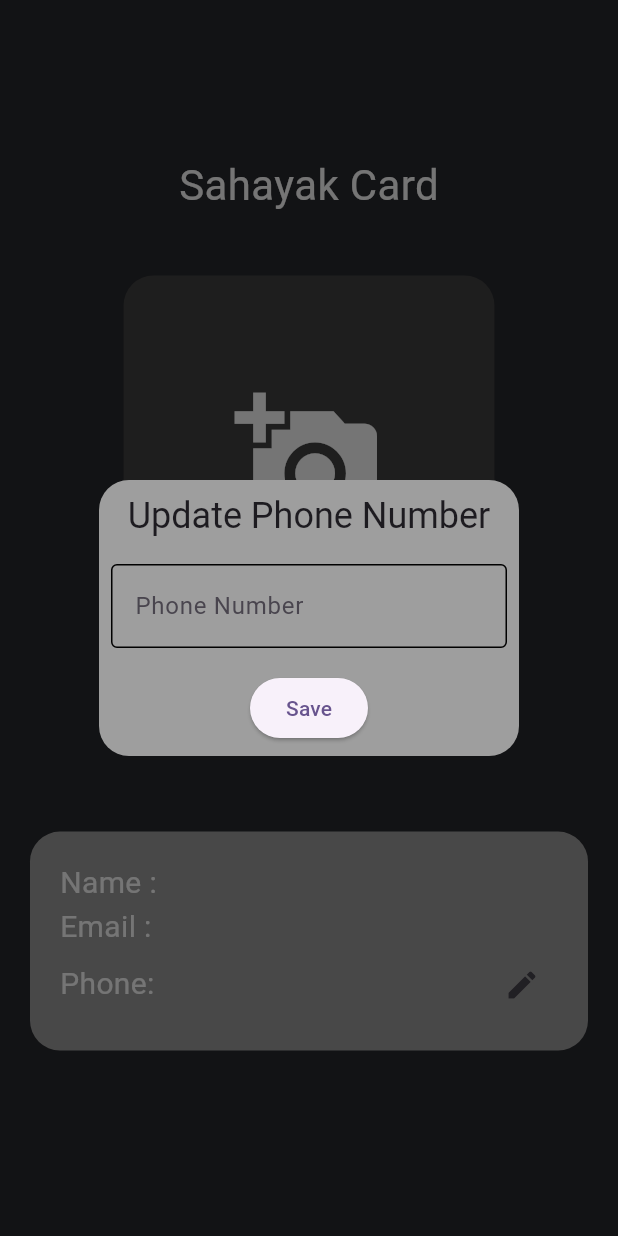
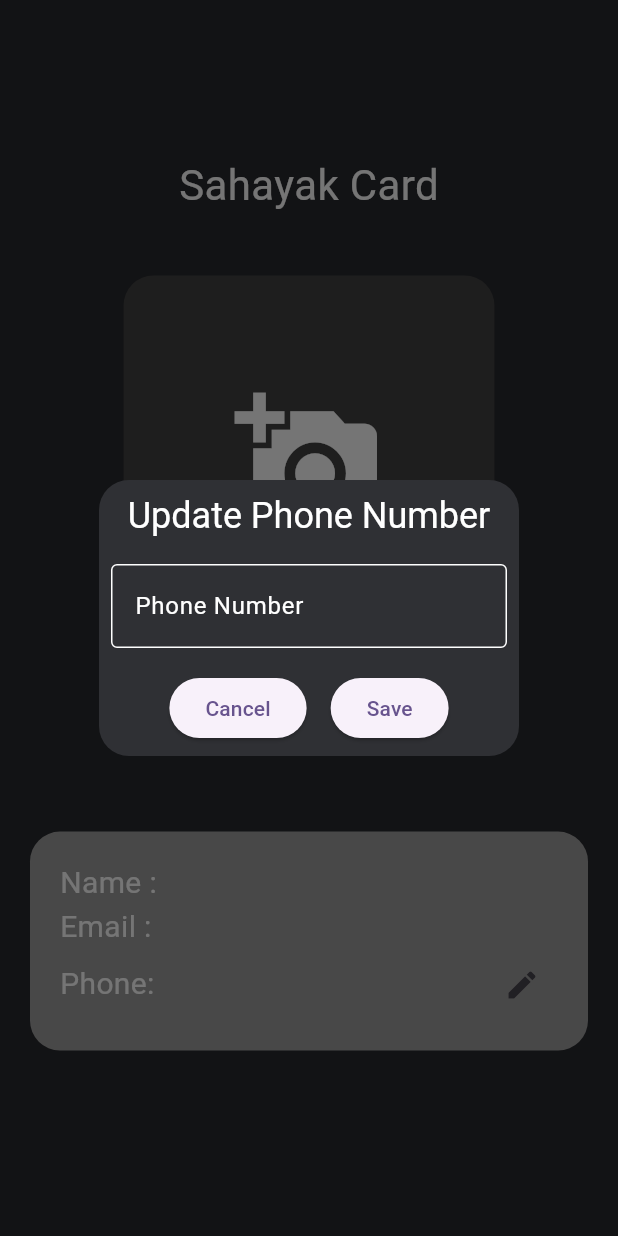
Before and after one commit to YashIngole/Team-LKC-Ninjas, a Flutter app: the workerprofile screen opened directly, after a tap on the "edit" icon, on a phone screen of 412 x 824 dp. Run offline on Flutter 3.47's test engine with Material 2 defaults, Android fonts, the phone set to English and light mode, and no system bars; our stand-ins replace cached_network_image, carousel_slider, cloud_firestore, firebase_auth, firebase_core, firebase_storage and 9 more; accounts and stored records are empty; Roboto replaces fonts that are missing (Acme).

Commit message:
ui of alert box

```diff
--- a/lib/workers/workerprofile.dart
+++ b/lib/workers/workerprofile.dart
@@ -244,9 +244,11 @@ class _HomeState extends State<workerprofile> {
                                 IconButton(
                                   onPressed: () {
                                     Get.defaultDialog(
-                                      // barrierDismissible:
-                                      //     false, // Prevent dismissal by tapping outside
+                                      barrierDismissible:
+                                          false, // Prevent dismissal by tapping outside
                                       title: "Update Phone Number",
+                                      titleStyle:
+                                          TextStyle(color: Colors.white),
                                       content: Column(
                                         children: [
                                           TextFormField(
@@ -257,16 +259,31 @@ class _HomeState extends State<workerprofile> {
                                             },
                                             controller: phoneController,
                                             decoration: InputDecoration(
-                                                labelText: "Phone Number",
-                                                enabledBorder:
-                                                    OutlineInputBorder(
-                                                        borderSide: BorderSide(
-                                                            color:
-                                                                Colors.black))),
+                                              labelText: "Phone Number",
+                                              labelStyle: TextStyle(
+                                                  color: Colors.white),
+                                              enabledBorder: OutlineInputBorder(
+                                                borderSide: BorderSide(
+                                                    color: Colors.white),
+                                              ),
+                                              focusedBorder: OutlineInputBorder(
+                                                borderSide: BorderSide(
+                                                    color: Colors.white),
+                                              ),
+                                            ),
                                           ),
                                         ],
                                       ),
                                       actions: [
+                                        ElevatedButton(
+                                          onPressed: () {
+                                            Get.back();
+                                          },
+                                          child: Text("Cancel"),
+                                        ),
+                                        SizedBox(
+                                          height: 30,
+                                        ),
                                         ElevatedButton(
                                           onPressed: () {
                                             AddPhoneNumber();
@@ -284,7 +301,7 @@ class _HomeState extends State<workerprofile> {
                                           child: Text("Save"),
                                         ),
                                       ],
-                                      backgroundColor: Colors.grey,
+                                      backgroundColor: ktilecolor,
                                     );
                                   },
                                   icon: Icon(Icons.edit),
```
